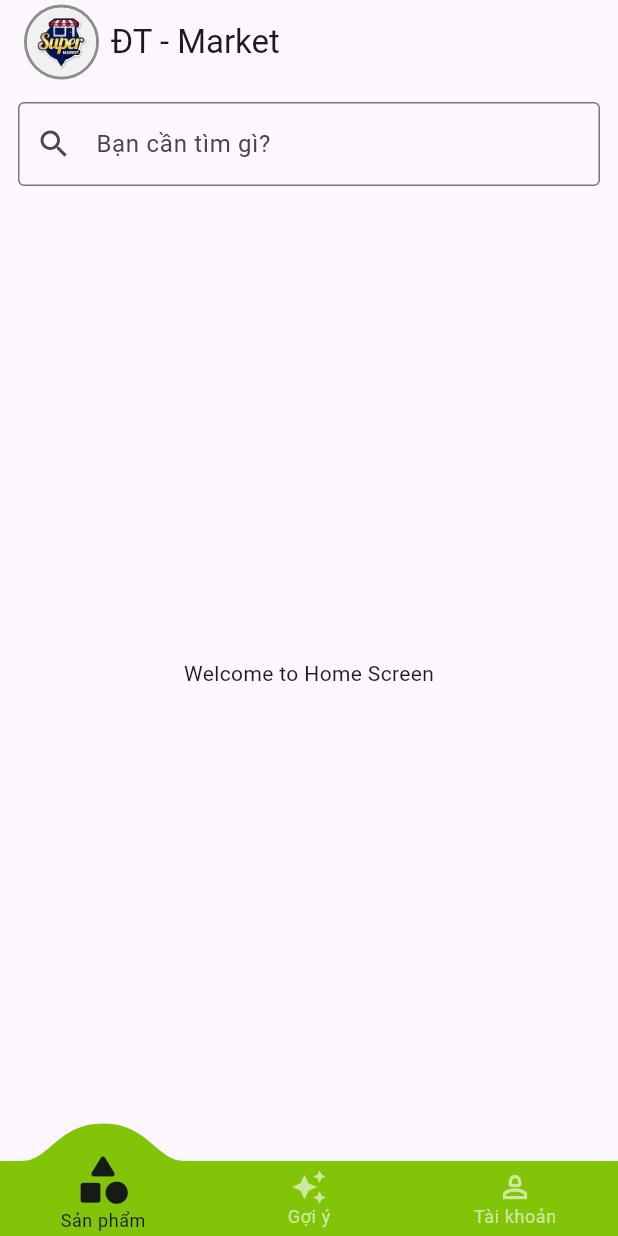
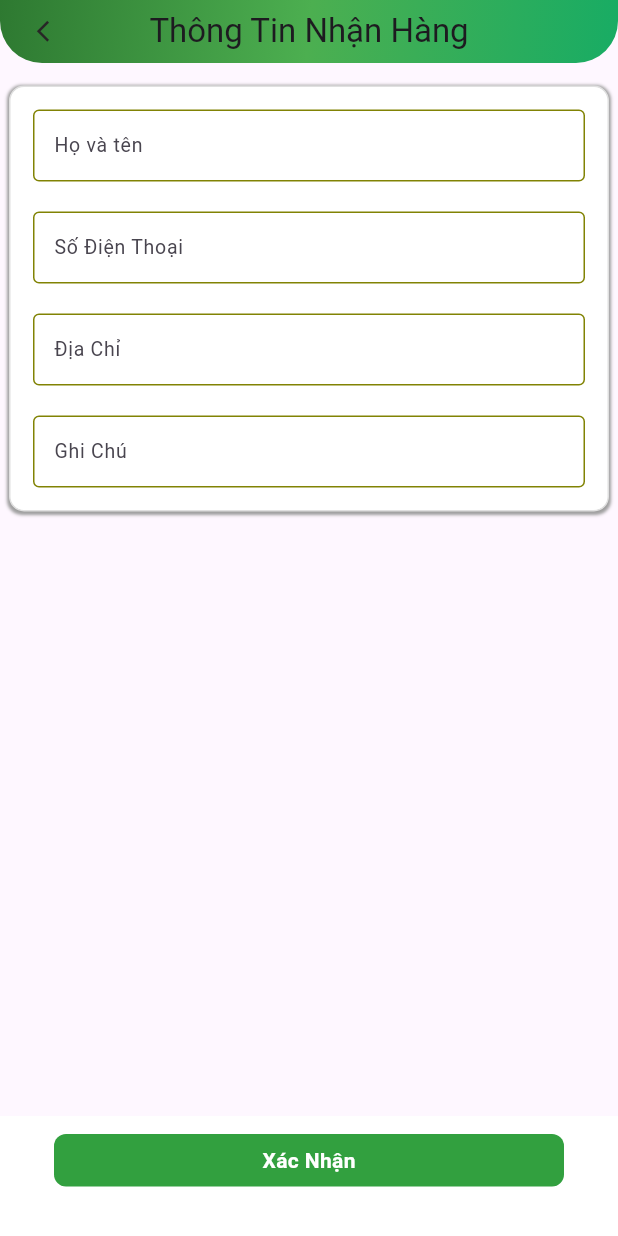
Before and after one commit to Dienhandsome/UI_Flutter, a Flutter app: the screen it shows after launch, on a phone screen of 412 x 824 dp. Run offline on Flutter 3.47's test engine with Material 3 defaults, Android fonts, the phone set to English and light mode, and no system bars; drawn by our look-alikes of convex_bottom_bar; our stand-ins replace shimmer.

Commit message:
update UI Cart_CheckOut

```diff
--- a/real/analysis_options.yaml
+++ b/real/analysis_options.yaml
@@ -1 +1,4 @@
 include: package:flutter_lints/flutter.yaml
+analyzer:
+  errors:
+    prefer_const_constructors: ignore
--- a/real/lib/main.dart
+++ b/real/lib/main.dart
@@ -1,6 +1,9 @@
 // ignore_for_file: prefer_const_constructors
 
 import 'package:flutter/material.dart';
+import 'package:real/screen/cart/cart_screen.dart';
+import 'package:real/screen/cart/listCart_screen.dart';
+import 'package:real/screen/checkout_screen.dart';
 import 'package:real/screen/custom_bottom_bar.dart';
 
 void main() {
@@ -12,10 +15,9 @@ class MainApp extends StatelessWidget {
 
   @override
   Widget build(BuildContext context) {
-    return  MaterialApp(
-      debugShowCheckedModeBanner: false,
-      home: CustomBottomBar(
-      ),
+    return MaterialApp(
+      //debugShowCheckedModeBanner: false,
+      home: CheckOutScreen(),
     );
   }
 }
--- /dev/null
+++ b/real/lib/screen/checkout_screen.dart
@@ -0,0 +1,228 @@
+import 'package:flutter/material.dart';
+
+class CheckOutScreen extends StatelessWidget {
+  const CheckOutScreen({super.key});
+
+  @override
+  Widget build(BuildContext context) {
+    return Scaffold(
+      appBar: PreferredSize(
+        preferredSize: Size.fromHeight(42.0), // Chiều cao của AppBar
+        child: ClipRRect(
+          borderRadius: BorderRadius.only(
+            bottomLeft: Radius.circular(28.0),
+            bottomRight: Radius.circular(28.0),
+          ),
+          child: AppBar(
+            leading: IconButton(
+              icon: Icon(Icons.arrow_back_ios,
+                  color: const Color.fromARGB(255, 39, 38, 38)),
+              padding: EdgeInsets.only(left: 10),
+              iconSize: 17,
+              onPressed: () => Navigator.pop(context),
+            ),
+            title: Text("Thông Tin Nhận Hàng", style: TextStyle(fontSize: 22)),
+            centerTitle: true,
+            elevation: 0.0,
+            flexibleSpace: Container(
+              decoration: BoxDecoration(
+                gradient: LinearGradient(
+                  colors: [
+                    const Color.fromARGB(255, 46, 121, 49)!, // Màu xanh lá đậm
+                    Colors.green[500]!, // Màu xanh lá trung bình
+                    const Color.fromARGB(
+                        255, 24, 172, 100)!, // Màu xanh lá nhạt hơn
+                  ],
+                  begin: Alignment.topLeft, // Điểm bắt đầu gradient
+                  end: Alignment.bottomRight, // Điểm kết thúc gradient
+                ),
+              ),
+            ),
+          ),
+        ),
+      ),
+      body: SingleChildScrollView(
+        //shrinkWrap: true,
+        child: Column(
+          mainAxisSize: MainAxisSize.min,
+          crossAxisAlignment: CrossAxisAlignment.start,
+          children: [
+            //Thông tin giao hàng
+            Container(
+              margin: EdgeInsets.fromLTRB(6, 15, 6, 6),
+              padding: EdgeInsets.all(15), // Padding bên trong
+              width: double.infinity,
+              decoration: BoxDecoration(
+                color: Colors.white,
+                border: Border.all(color: Colors.grey.shade300),
+                // ignore: prefer_const_literals_to_create_immutables
+                boxShadow: [
+                  BoxShadow(
+                    color: Colors.grey,
+                    spreadRadius: 1,
+                    blurRadius: 1,
+                    offset: Offset(0, 1), // changes position of shadow
+                  ),
+                ],
+                borderRadius: BorderRadius.circular(10),
+              ),
+              child: Column(
+                crossAxisAlignment: CrossAxisAlignment.start,
+                mainAxisAlignment:
+                    MainAxisAlignment.spaceBetween, // Căn chỉnh nội dung dọc
+                children: [
+                  TextFormField(
+                    style: TextStyle(fontSize: 13),
+                    decoration: InputDecoration(
+                      labelText: "Họ và tên",
+                      labelStyle: TextStyle(fontSize: 13),
+                      hintText: "Nhập họ và tên",
+                      hintStyle: TextStyle(fontSize: 13),
+                      contentPadding:
+                          EdgeInsets.symmetric(vertical: 10, horizontal: 10),
+                      border: OutlineInputBorder(
+                        borderSide: BorderSide(
+                          color: const Color.fromARGB(255, 30, 147, 44),
+                        ),
+                      ),
+                      enabledBorder: OutlineInputBorder(
+                        borderSide: BorderSide(
+                          color: const Color.fromARGB(255, 129, 131, 4),
+                        ),
+                      ),
+                      focusedBorder: OutlineInputBorder(
+                        borderSide: BorderSide(
+                          color: const Color.fromARGB(255, 129, 131, 4),
+                          width: 2,
+                        ),
+                      ),
+                    ),
+                  ),
+                  SizedBox(height: 20),
+                  TextFormField(
+                    style: TextStyle(fontSize: 13),
+                    decoration: InputDecoration(
+                      labelText: "Số Điện Thoại",
+                      labelStyle: TextStyle(fontSize: 13),
+                      hintText: "Nhập số điện thoại",
+                      hintStyle: TextStyle(fontSize: 13),
+                      contentPadding:
+                          EdgeInsets.symmetric(vertical: 10, horizontal: 10),
+                      border: OutlineInputBorder(
+                        borderSide: BorderSide(
+                          color: const Color.fromARGB(255, 30, 147, 44),
+                        ),
+                      ),
+                      enabledBorder: OutlineInputBorder(
+                        borderSide: BorderSide(
+                          color: const Color.fromARGB(255, 129, 131, 4),
+                        ),
+                      ),
+                      focusedBorder: OutlineInputBorder(
+                        borderSide: BorderSide(
+                          color: const Color.fromARGB(255, 129, 131, 4),
+                          width: 2,
+                        ),
+                      ),
+                    ),
+                  ),
+                  SizedBox(height: 20),
+                  TextFormField(
+                    style: TextStyle(fontSize: 13),
+                    decoration: InputDecoration(
+                      labelText: "Địa Chỉ",
+                      labelStyle: TextStyle(fontSize: 13),
+                      hintText: "Nhập Địa Chỉ",
+                      hintStyle: TextStyle(fontSize: 13),
+                      contentPadding:
+                          EdgeInsets.symmetric(vertical: 10, horizontal: 10),
+                      border: OutlineInputBorder(
+                        borderSide: BorderSide(
+                          color: const Color.fromARGB(255, 30, 147, 44),
+                        ),
+                      ),
+                      enabledBorder: OutlineInputBorder(
+                        borderSide: BorderSide(
+                          color: const Color.fromARGB(255, 129, 131, 4),
+                        ),
+                      ),
+                      focusedBorder: OutlineInputBorder(
+                        borderSide: BorderSide(
+                          color: const Color.fromARGB(255, 129, 131, 4),
+                          width: 2,
+                        ),
+                      ),
+                    ),
+                  ),
+                  SizedBox(height: 20),
+                  TextFormField(
+                    style: TextStyle(fontSize: 13),
+                    decoration: InputDecoration(
+                      labelText: "Ghi Chú",
+                      labelStyle: TextStyle(fontSize: 13),
+                      hintText: "Nhập ghi chú",
+                      hintStyle: TextStyle(fontSize: 13),
+                      contentPadding:
+                          EdgeInsets.symmetric(vertical: 10, horizontal: 10),
+                      border: OutlineInputBorder(
+                        borderSide: BorderSide(
+                          color: const Color.fromARGB(255, 30, 147, 44),
+                        ),
+                      ),
+                      enabledBorder: OutlineInputBorder(
+                        borderSide: BorderSide(
+                          color: const Color.fromARGB(255, 129, 131, 4),
+                        ),
+                      ),
+                      focusedBorder: OutlineInputBorder(
+                        borderSide: BorderSide(
+                          color: const Color.fromARGB(255, 129, 131, 4),
+                          width: 2,
+                        ),
+                      ),
+                    ),
+                  ),
+                ],
+              ),
+            ),
+          ],
+        ),
+      ),
+      bottomNavigationBar: BottomAppBar(
+        color: Colors.white,
+        shape:
+            CircularNotchedRectangle(), // Tùy chọn notch nếu có FloatingActionButton
+        child: Container(
+          // padding: EdgeInsets.symmetric(horizontal: 20, vertical: 15),
+          height: 100,
+          child: Column(
+            mainAxisAlignment: MainAxisAlignment.spaceBetween,
+            children: [
+              Padding(
+                padding: const EdgeInsets.symmetric(horizontal: 20.0),
+                child: Container(
+                  alignment: Alignment.center,
+                  height: 35,
+                  width: double.infinity,
+                  decoration: BoxDecoration(
+                    color: const Color.fromARGB(
+                        255, 50, 160, 63), // Giữ màu nền xanh lá
+                    borderRadius: BorderRadius.circular(8),
+                  ),
+                  child: Text(
+                    "Xác Nhận",
+                    style: TextStyle(
+                      fontSize: 14,
+                      color: Colors.white, // Màu chữ trắng, đảm bảo tương phản
+                      fontWeight: FontWeight.bold,
+                    ),
+                  ),
+                ),
+              ),
+            ],
+          ),
+        ),
+      ),
+    );
+  }
+}
--- a/real/pubspec.yaml
+++ b/real/pubspec.yaml
@@ -1,6 +1,6 @@
 name: real
 description: "A new Flutter project."
-publish_to: 'none'
+publish_to: "none"
 version: 0.1.0
 
 environment:
@@ -11,6 +11,8 @@ dependencies:
     sdk: flutter
   persistent_bottom_nav_bar: ^6.2.1
   convex_bottom_bar: ^3.2.0
+  intl: ^0.20.1
+  shimmer: ^2.0.0
 
 dev_dependencies:
   flutter_test:
```
Also changed, not shown: real/lib/screen/cart/cart_screen.dart (added, +325 -0 lines), real/lib/screen/cart/listCart_screen.dart (added, +115 -0 lines), real/pubspec.lock.
